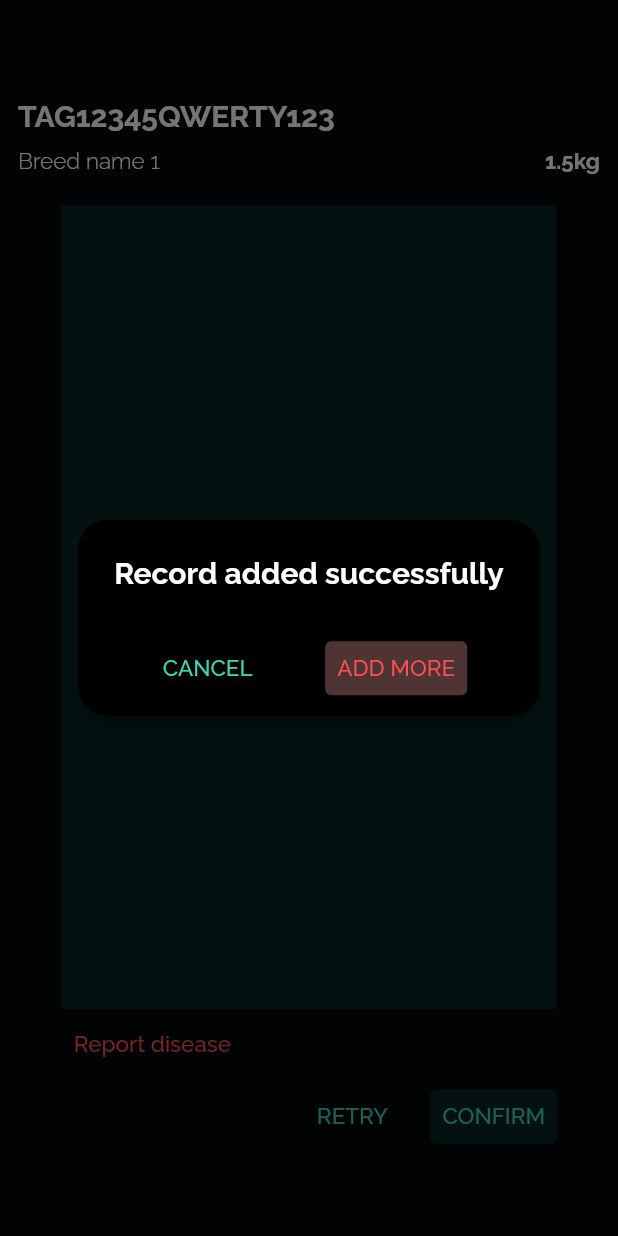
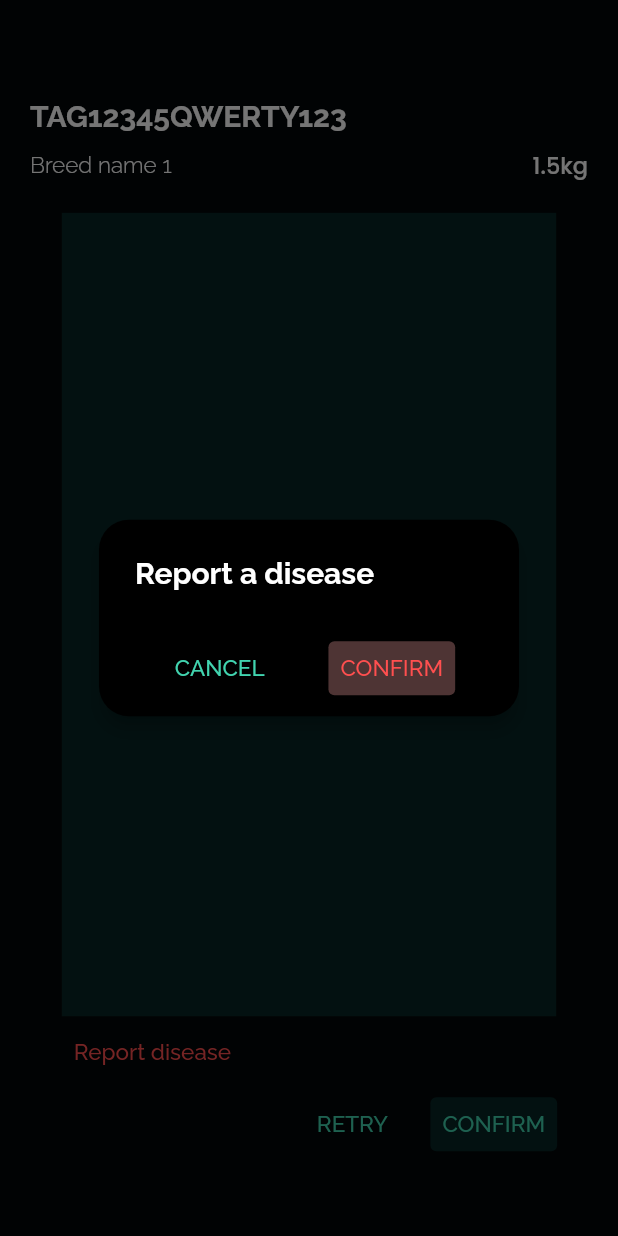
Before and after one commit to Sumithra-Sudhakar/cluck, a Flutter app: the AddPhoto screen opened directly, after a tap on "Report disease", on a phone screen of 412 x 824 dp. Run offline on Flutter 3.47's test engine with Material 2 defaults, Android fonts, the phone set to English and light mode, and no system bars; our stand-ins replace google_fonts; missing offline and left inert: flutter_rounded_date_picker.

Commit message:
Fixed report disease

```diff
--- a/lib/screens/data entry/addphoto.dart
+++ b/lib/screens/data entry/addphoto.dart
@@ -24,7 +24,7 @@
             height: MediaQuery.of(context).size.height * 0.08,
           ),
           Padding(
-            padding: const EdgeInsets.symmetric(horizontal: 12.0),
+            padding: const EdgeInsets.symmetric(horizontal: 20.0),
             child: Align(
               alignment: Alignment.topLeft,
               child: Text(
@@ -40,7 +40,7 @@
             height: 10,
           ),
           Padding(
-            padding: const EdgeInsets.symmetric(horizontal: 12.0),
+            padding: const EdgeInsets.symmetric(horizontal: 20.0),
             child: Row(
               children: [
                 Text(
@@ -53,9 +53,9 @@
                 const Spacer(),
                 Text(
                   "1.5kg",
-                  style: GoogleFonts.raleway(
+                  style: GoogleFonts.poppins(
                       fontSize: 15,
-                      fontWeight: FontWeight.bold,
+                      fontWeight: FontWeight.w500,
                       color: colors.primaryTextColor),
                 ),
               ],
@@ -93,7 +93,7 @@
                                 borderRadius: BorderRadius.circular(20.0),
                               ),
                               title: Text(
-                                "Record added successfully",
+                                "Report a disease",
                                 style: GoogleFonts.raleway(
                                     fontWeight: FontWeight.bold,
                                     fontSize: 20,
@@ -124,7 +124,7 @@
                                             MaterialStateProperty.all(
                                                 colors.redCardBG)),
                                         child: Text(
-                                          "ADD MORE",
+                                          "CONFIRM",
                                           style: GoogleFonts.raleway(
                                             fontSize: 15,
                                             color: colors.errorText,
```
